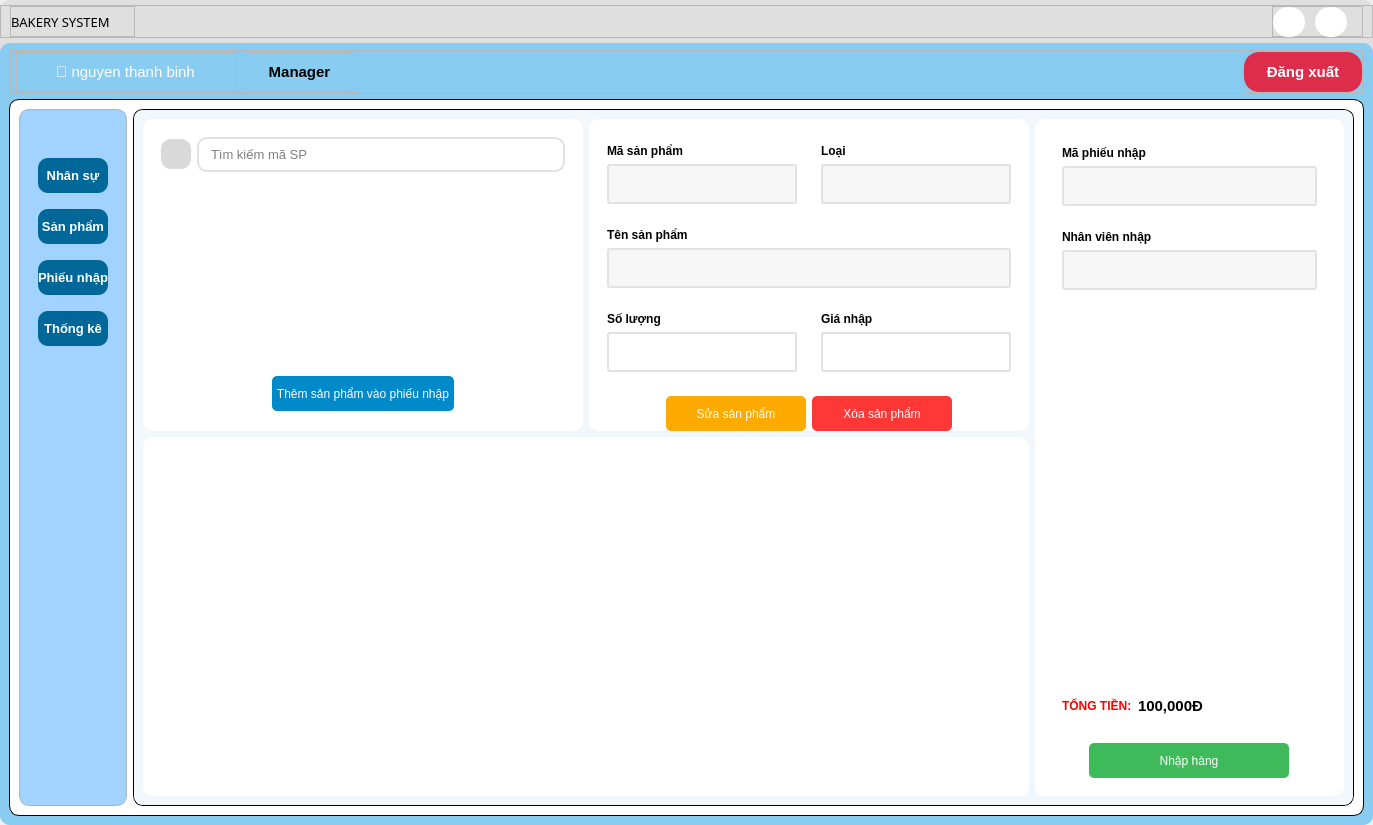
yuukun123/bakery-management-system, file UI/forms/manager/manager_main_screen.ui: the form before one commit.
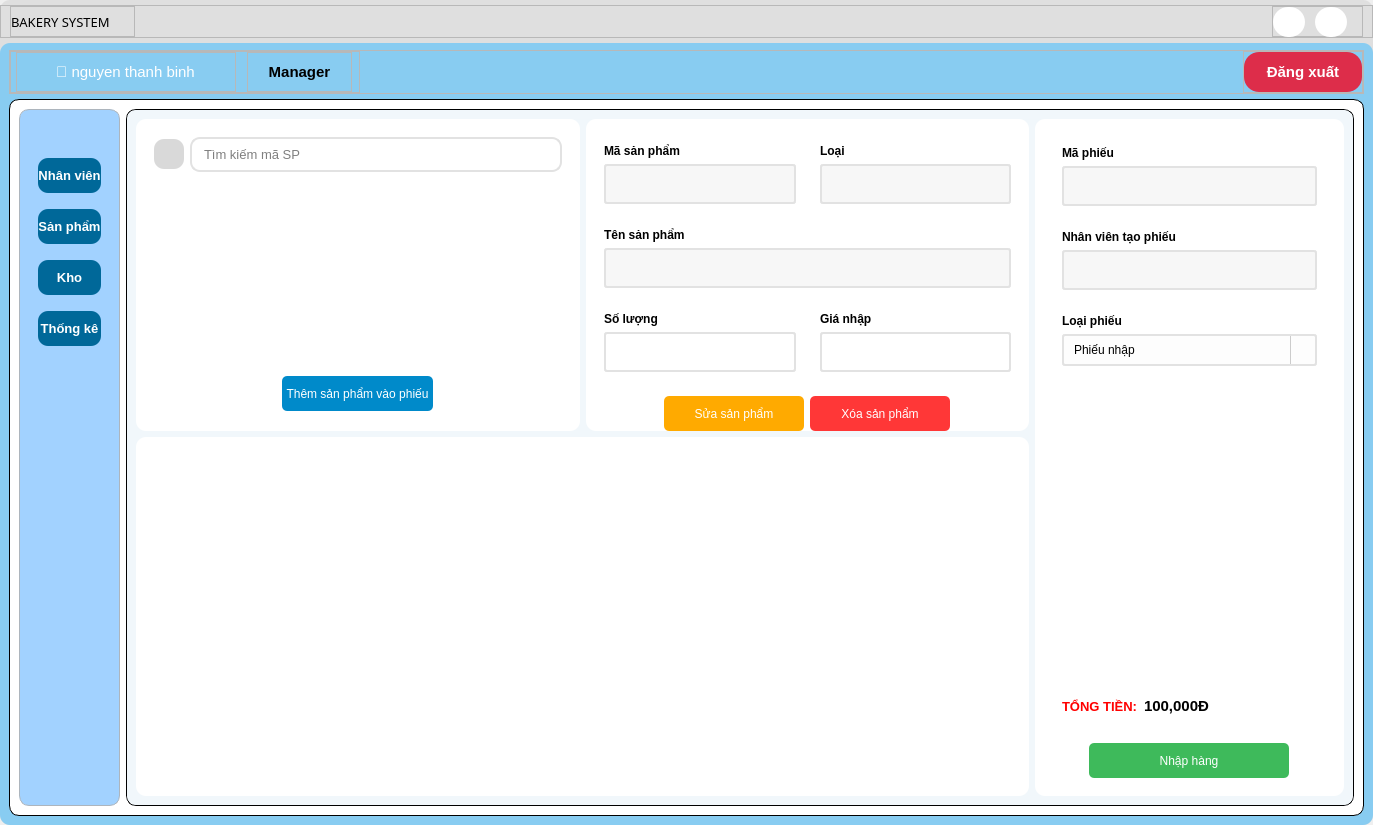
The form after the commit. The open tabs and pages were chosen to show the change. Icons and pictures are not drawn.

```diff
--- a/UI/forms/manager/manager_main_screen.ui
+++ b/UI/forms/manager/manager_main_screen.ui
@@ -643,7 +643,7 @@
 }</string>
                      </property>
                      <property name="text">
-                      <string>Nhân sự</string>
+                      <string>Nhân viên</string>
                      </property>
                      <property name="icon">
                       <iconset resource="../../../resources/resources.qrc">
@@ -715,7 +715,7 @@
 }</string>
                      </property>
                      <property name="text">
-                      <string>Phiếu nhập</string>
+                      <string>Kho</string>
                      </property>
                      <property name="icon">
                       <iconset resource="../../../resources/resources.qrc">
@@ -3090,7 +3090,7 @@
 }</string>
                                </property>
                                <property name="text">
-                                <string>Thêm sản phẩm vào phiếu nhập</string>
+                                <string>Thêm sản phẩm vào phiếu</string>
                                </property>
                               </widget>
                              </item>
@@ -3697,7 +3697,7 @@
                              </font>
                             </property>
                             <property name="text">
-                             <string>Mã phiếu nhập</string>
+                             <string>Mã phiếu</string>
                             </property>
                            </widget>
                           </item>
@@ -3754,7 +3754,7 @@
                              </font>
                             </property>
                             <property name="text">
-                             <string>Nhân viên nhập</string>
+                             <string>Nhân viên tạo phiếu</string>
                             </property>
                            </widget>
                           </item>
@@ -3792,6 +3792,74 @@
                          </layout>
                         </widget>
                        </item>
+                       <item>
+                        <widget class="QFrame" name="frame_57">
+                         <property name="frameShape">
+                          <enum>QFrame::StyledPanel</enum>
+                         </property>
+                         <property name="frameShadow">
+                          <enum>QFrame::Raised</enum>
+                         </property>
+                         <layout class="QVBoxLayout" name="verticalLayout_14">
+                          <item>
+                           <widget class="QLabel" name="label_23">
+                            <property name="font">
+                             <font>
+                              <pointsize>9</pointsize>
+                              <weight>75</weight>
+                              <bold>true</bold>
+                             </font>
+                            </property>
+                            <property name="text">
+                             <string>Loại phiếu</string>
+                            </property>
+                           </widget>
+                          </item>
+                          <item>
+                           <widget class="QComboBox" name="type_invoice_comboBox">
+                            <property name="styleSheet">
+                             <string notr="true">QComboBox#type_invoice_comboBox {
+    border: 2px solid rgb(226, 226, 226);    
+    border-radius: 3px;           
+    padding: 6px 10px;             
+    background: #fdfdfd;           
+    font: 16px &quot;Segoe UI&quot;;
+}
+
+QComboBox#type_invoice_comboBox:focus {
+    border: 2px solid rgb(0, 170, 255);        
+    background: #ffffff;           
+}
+
+QComboBox#type_invoice_comboBox::drop-down {
+    subcontrol-origin: padding;
+    subcontrol-position: top right;
+    width: 24px;
+    border-left: 1px solid #ccc;
+}
+
+QComboBox#type_invoice_comboBox::down-arrow {
+	image: url(:/UI/icons/chevron-down.svg);
+    width: 12px;
+    height: 12px;
+}
+</string>
+                            </property>
+                            <item>
+                             <property name="text">
+                              <string>Phiếu nhập</string>
+                             </property>
+                            </item>
+                            <item>
+                             <property name="text">
+                              <string>Phiếu hủy</string>
+                             </property>
+                            </item>
+                           </widget>
+                          </item>
+                         </layout>
+                        </widget>
+                       </item>
                       </layout>
                      </widget>
                     </item>
@@ -3824,6 +3892,7 @@
                             <property name="font">
                              <font>
                               <family>Segoe UI</family>
+                              <pointsize>10</pointsize>
                               <weight>75</weight>
                               <italic>false</italic>
                               <bold>true</bold>
```
Left out of the diff: 84 changed lines with no effect on the pictures.
